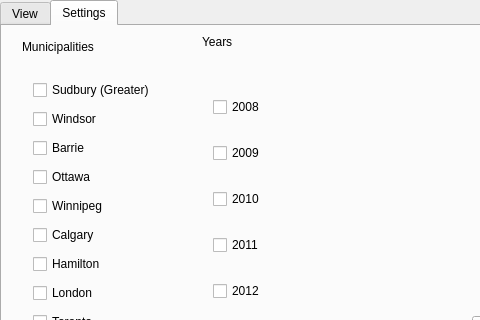
donvvo/Data-Visualization-Software-for-Ontario-Municipal-Benchmarking-Initiative, file asn1/src/mainwindow.ui: the form before one commit; both pictures show x 0 to 480 and y 0 to 320 of the 661 by 418 pixel window.
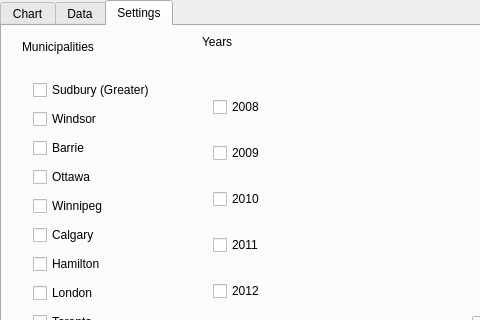
The form after the commit. The open tabs and pages were chosen to show the change. Custom widgets are drawn as their Qt base class.

```diff
--- a/asn1/src/mainwindow.ui
+++ b/asn1/src/mainwindow.ui
@@ -34,7 +34,7 @@
     </property>
     <widget class="QWidget" name="View">
      <attribute name="title">
-      <string>View</string>
+      <string>Chart</string>
      </attribute>
      <widget class="QCustomPlot" name="customPlot" native="true">
       <property name="geometry">
@@ -47,6 +47,11 @@
       </property>
      </widget>
     </widget>
+    <widget class="QWidget" name="tab">
+     <attribute name="title">
+      <string>Data</string>
+     </attribute>
+    </widget>
     <widget class="QWidget" name="Settings">
      <attribute name="title">
       <string>Settings</string>
```
Left out of the diff: 6 changed lines with no effect on the pictures.
